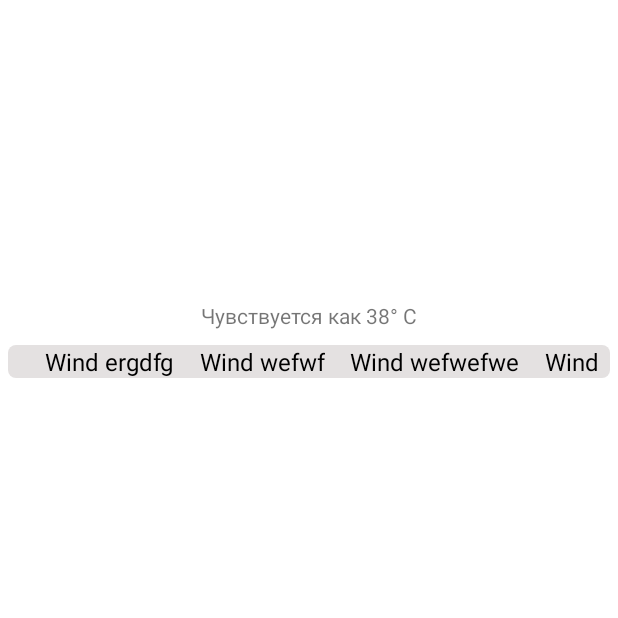
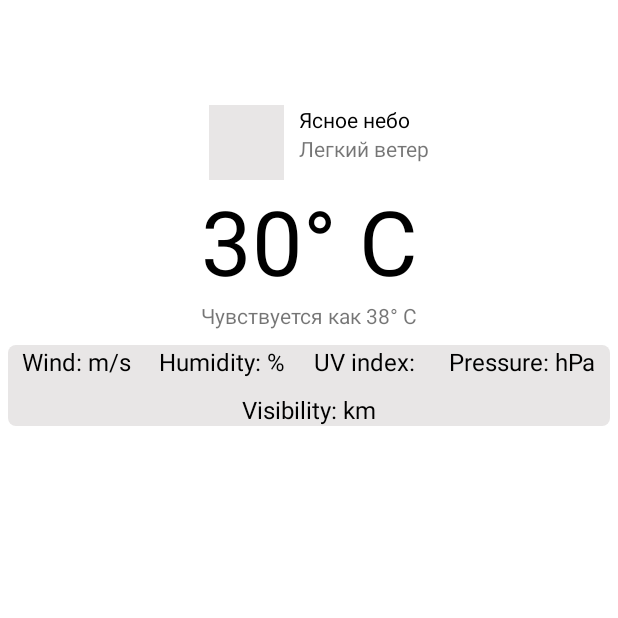
Before and after one commit to ilhan76/test_weather, an Android app: the screen it shows after launch (MainActivity), on a phone screen of 412 x 824 dp, the top half of it. Run offline under Robolectric (Android 15) with nearby library versions, the phone set to English and light mode, and no system bars.

```diff
--- a/app/src/main/java/com/example/myapplication/MainActivity.kt
+++ b/app/src/main/java/com/example/myapplication/MainActivity.kt
@@ -2,6 +2,7 @@ package com.example.myapplication
 
 import androidx.appcompat.app.AppCompatActivity
 import android.os.Bundle
+import android.util.Log
 import androidx.navigation.NavController
 import androidx.navigation.Navigation
 import com.example.myapplication.data.source.impl.RemoteDatasourceImpl
@@ -9,6 +10,7 @@ import com.example.myapplication.databinding.ActivityMainBinding
 
 class MainActivity : AppCompatActivity() {
 
+    private val TAG: String = this::class.java.simpleName
     private lateinit var navController: NavController
     private var _binding: ActivityMainBinding? = null
     private val binding get() = _binding!!
@@ -17,6 +19,7 @@ class MainActivity : AppCompatActivity() {
         super.onCreate(savedInstanceState)
         _binding = ActivityMainBinding.inflate(layoutInflater)
         setContentView(binding.root)
+        Log.d(TAG, "onCreate: ")
 
         //navController = Navigation.findNavController(this, R.id.nav_host_fragment)
     }
--- a/app/src/main/java/com/example/myapplication/data/source/RemoteDatasource.kt
+++ b/app/src/main/java/com/example/myapplication/data/source/RemoteDatasource.kt
@@ -1,8 +1,9 @@
 package com.example.myapplication.data.source
 
+import com.example.myapplication.net.response.HourlyListWeatherResponse
 import com.example.myapplication.net.response.ListWeatherResponse
-import kotlinx.coroutines.Deferred
 
 interface RemoteDatasource {
-    suspend fun getWeatherListAsync(): Deferred<ListWeatherResponse>
+    suspend fun getWeatherList(): ListWeatherResponse
+    suspend fun getHourlyListWeather(): HourlyListWeatherResponse
 }
--- a/app/src/main/java/com/example/myapplication/data/source/impl/RemoteDatasourceImpl.kt
+++ b/app/src/main/java/com/example/myapplication/data/source/impl/RemoteDatasourceImpl.kt
@@ -3,22 +3,41 @@ package com.example.myapplication.data.source.impl
 import android.util.Log
 import com.example.myapplication.data.source.RemoteDatasource
 import com.example.myapplication.net.ApiService
+import com.example.myapplication.net.response.HourlyListWeatherResponse
 import com.example.myapplication.net.response.ListWeatherResponse
 import kotlinx.coroutines.*
 
-class RemoteDatasourceImpl: RemoteDatasource {
+class RemoteDatasourceImpl : RemoteDatasource {
     private val TAG: String = this::class.java.simpleName
 
-    override suspend fun getWeatherListAsync(): Deferred<ListWeatherResponse> =
-        GlobalScope.async(Dispatchers.IO){
-            try {
-                Log.d(TAG, "getWeatherListAsync: Remote")
-                return@async ApiService.create().getListWeather(
-                    latitude = 51.5073, longitude = -0.1277, appid = "0b0f9f5b54968d5ad5c5788c304286f3", language = "ru"
-                )
-            } catch (e: Exception){
-                Log.d(TAG, "getWeatherListAsync: ${e.localizedMessage}")
-                return@async ListWeatherResponse(-1, e.localizedMessage, null, null)
-            }
+    override suspend fun getWeatherList(): ListWeatherResponse {
+        return try {
+            Log.d(TAG, "getWeatherListAsync: Remote")
+            ApiService.create().getListWeather(
+                latitude = 51.5073,
+                longitude = -0.1277,
+                appid = "0b0f9f5b54968d5ad5c5788c304286f3",
+                language = "ru"
+            )
+        } catch (e: Exception) {
+            Log.d(TAG, "getWeatherListAsync: ${e.localizedMessage}")
+            ListWeatherResponse(-1, e.localizedMessage, null, null)
         }
+    }
+
+    override suspend fun getHourlyListWeather(): HourlyListWeatherResponse {
+        return try {
+            Log.d(TAG, "getHourlyListWeatherAsync: Remote")
+            ApiService.create().getHourlyListWeather(
+                latitude = 51.5073,
+                longitude = -0.1277,
+                appid = "0b0f9f5b54968d5ad5c5788c304286f3",
+                language = "ru",
+                units = "metric"
+            )
+        } catch (e: Exception){
+            Log.d(TAG, "getHourlyListWeatherAsync: Error ${e.localizedMessage}")
+            HourlyListWeatherResponse(null,  e.localizedMessage)
+        }
+    }
 }
--- a/app/src/main/java/com/example/myapplication/net/ApiService.kt
+++ b/app/src/main/java/com/example/myapplication/net/ApiService.kt
@@ -1,5 +1,6 @@
 package com.example.myapplication.net
 
+import com.example.myapplication.net.response.HourlyListWeatherResponse
 import com.example.myapplication.net.response.ListWeatherResponse
 import com.example.myapplication.util.addJsonConvertor
 import com.example.myapplication.util.setClient
@@ -27,4 +28,22 @@ interface ApiService {
         @Query("appid") appid: String,
         @Query("lang") language: String
     ): ListWeatherResponse
+
+    @GET("onecall")
+    suspend fun getHourlyListWeather(
+        @Query("lat") latitude: Double,
+        @Query("lon") longitude: Double,
+        @Query("lang") language: String,
+        @Query("appid") appid: String,
+        @Query("units") units: String
+    ) : HourlyListWeatherResponse
+
+    @GET("onecall")
+    suspend fun getDailyListWeather(
+        @Query("lat") latitude: Double,
+        @Query("lon") longitude: Double,
+        @Query("lang") language: String,
+        @Query("appid") appid: String,
+        @Query("metric") metric: String
+    )
 }
--- /dev/null
+++ b/app/src/main/java/com/example/myapplication/net/response/HourlyListWeatherResponse.kt
@@ -0,0 +1,19 @@
+package com.example.myapplication.net.response
+
+import com.example.myapplication.data.dto.item.WeatherDto
+import com.google.gson.annotations.SerializedName
+
+data class HourlyListWeatherResponse(
+    @SerializedName("hourly")
+    val hourly: List<HourlyWeatherItem>?,
+    val message: String?
+)
+
+data class HourlyWeatherItem(
+    @SerializedName("dt")
+    val dt: Long,
+    @SerializedName("temp")
+    val temp: Double,
+    @SerializedName("weather")
+    val weather: List<WeatherDto>
+)
--- a/app/src/main/java/com/example/myapplication/net/response/RepositoryResponse.kt
+++ b/app/src/main/java/com/example/myapplication/net/response/RepoResponse.kt
@@ -1,6 +1,6 @@
 package com.example.myapplication.net.response
 
-data class RepositoryResponse<T>(
+data class RepoResponse<T>(
     val content: T?,
     val message: String?
 )
--- a/app/src/main/java/com/example/myapplication/repository/WeatherRepository.kt
+++ b/app/src/main/java/com/example/myapplication/repository/WeatherRepository.kt
@@ -1,9 +1,11 @@
 package com.example.myapplication.repository
 
+import com.example.myapplication.data.domain.HourlyWeatherItemDomain
 import com.example.myapplication.data.domain.WeatherItemDomain
-import com.example.myapplication.net.response.RepositoryResponse
+import com.example.myapplication.net.response.RepoResponse
 import kotlinx.coroutines.flow.Flow
 
 interface WeatherRepository {
-    fun getFiveDayWeather() : Flow<RepositoryResponse<List<WeatherItemDomain>>>
+    fun getFiveDayWeather() : Flow<RepoResponse<List<WeatherItemDomain>>>
+    fun getHourlyListWeather(): Flow<RepoResponse<List<HourlyWeatherItemDomain>>>
 }
--- a/app/src/main/java/com/example/myapplication/repository/WeatherRepositoryImpl.kt
+++ b/app/src/main/java/com/example/myapplication/repository/WeatherRepositoryImpl.kt
@@ -1,9 +1,10 @@
 package com.example.myapplication.repository
 
 import android.util.Log
+import com.example.myapplication.data.domain.HourlyWeatherItemDomain
 import com.example.myapplication.data.domain.WeatherItemDomain
 import com.example.myapplication.data.source.RemoteDatasource
-import com.example.myapplication.net.response.RepositoryResponse
+import com.example.myapplication.net.response.RepoResponse
 import com.example.myapplication.util.toDomain
 import kotlinx.coroutines.Dispatchers
 import kotlinx.coroutines.flow.Flow
@@ -13,20 +14,35 @@ import java.lang.Exception
 
 class WeatherRepositoryImpl(
     private val remoteDatasource: RemoteDatasource
-): WeatherRepository {
+) : WeatherRepository {
     private val TAG: String = this::class.java.simpleName
 
-    override fun getFiveDayWeather(): Flow<RepositoryResponse<List<WeatherItemDomain>>>  =
+    override fun getFiveDayWeather(): Flow<RepoResponse<List<WeatherItemDomain>>> =
+        flow {
+            emit(withContext(Dispatchers.IO) {
+                try {
+                    Log.d(TAG, "getFiveDayWeather: Repository")
+                    val listWeatherResponse = remoteDatasource.getWeatherList()
+                    val listWeatherDomain = listWeatherResponse.list?.map { it.toDomain() }
+                    RepoResponse(listWeatherDomain, null)
+                } catch (e: Exception) {
+                    Log.d(TAG, "getFiveDayWeather: ${e.localizedMessage}")
+                    RepoResponse<List<WeatherItemDomain>>(null, e.localizedMessage)
+                }
+            })
+        }
+
+    override fun getHourlyListWeather(): Flow<RepoResponse<List<HourlyWeatherItemDomain>>> =
         flow {
             emit(withContext(Dispatchers.IO){
                 try {
-                    Log.d(TAG, "getFiveDayWeather: Success")
-                    val listWeatherResponse = remoteDatasource.getWeatherListAsync().await()
-                    val listWeatherDomain = listWeatherResponse.list?.map { it.toDomain() }
-                    RepositoryResponse(listWeatherDomain, null)
+                    Log.d(TAG, "getHourlyListWeather: Repository")
+                    val hourlyListWeatherResponse = remoteDatasource.getHourlyListWeather()
+                    val list = hourlyListWeatherResponse.hourly?.map { it.toDomain() }
+                    RepoResponse(list, null)
                 } catch (e: Exception){
-                    Log.d(TAG, "getFiveDayWeather: ${e.localizedMessage}")
-                    RepositoryResponse<List<WeatherItemDomain>>(null, e.localizedMessage)
+                    Log.d(TAG, "getHourlyListWeather: Error ${e.localizedMessage}")
+                    RepoResponse<List<HourlyWeatherItemDomain>>(null, e.localizedMessage)
                 }
             })
         }
--- a/app/src/main/java/com/example/myapplication/screen/home/HomeFragment.kt
+++ b/app/src/main/java/com/example/myapplication/screen/home/HomeFragment.kt
@@ -8,12 +8,13 @@ import android.view.View
 import android.view.ViewGroup
 import android.widget.Toast
 import androidx.fragment.app.viewModels
-import androidx.lifecycle.ViewModel
+import com.example.myapplication.data.domain.HourlyWeatherItemDomain
 import com.example.myapplication.data.domain.WeatherItemDomain
 import com.example.myapplication.databinding.FragmentHomeBinding
 
 class HomeFragment : Fragment() {
 
+    private val TAG: String = this::class.java.simpleName
     private var _binding: FragmentHomeBinding? = null
     private val binding get() = _binding!!
 
@@ -29,11 +30,12 @@ class HomeFragment : Fragment() {
     }
 
     private fun init(){
-        viewModel.weatherLiveData.observe(viewLifecycleOwner, this::render)
-        viewModel.loadWeather()
+        Log.d(TAG, "init: Init")
+        viewModel.hourlyWeatherLiveData.observe(viewLifecycleOwner, this::render)
+        viewModel.loadHourlyWeather()
     }
 
-    private fun render(weatherItemsDomain: List<WeatherItemDomain>){
+    private fun render(weatherItemsDomain: List<HourlyWeatherItemDomain>){
         Toast.makeText(requireContext(), "Gjkexbkb", Toast.LENGTH_SHORT).show()
     }
 
--- a/app/src/main/java/com/example/myapplication/screen/home/HomeViewModel.kt
+++ b/app/src/main/java/com/example/myapplication/screen/home/HomeViewModel.kt
@@ -6,8 +6,10 @@ import androidx.lifecycle.AndroidViewModel
 import androidx.lifecycle.LiveData
 import androidx.lifecycle.MutableLiveData
 import androidx.lifecycle.viewModelScope
+import com.example.myapplication.data.domain.HourlyWeatherItemDomain
 import com.example.myapplication.data.domain.WeatherItemDomain
 import com.example.myapplication.data.source.impl.RemoteDatasourceImpl
+import com.example.myapplication.net.ApiService
 import com.example.myapplication.repository.WeatherRepository
 import com.example.myapplication.repository.WeatherRepositoryImpl
 import kotlinx.coroutines.Dispatchers
@@ -22,17 +24,17 @@ class HomeViewModel(private val context: Application): AndroidViewModel(context)
         remoteDatasource = RemoteDatasourceImpl()
     )
 
-    private val _weatherLiveData = MutableLiveData<List<WeatherItemDomain>>()
-    val weatherLiveData: LiveData<List<WeatherItemDomain>> = _weatherLiveData
+    private val _hourlyWeatherLiveData = MutableLiveData<List<HourlyWeatherItemDomain>>()
+    val hourlyWeatherLiveData: LiveData<List<HourlyWeatherItemDomain>> = _hourlyWeatherLiveData
 
-    fun loadWeather(){
+/*    fun loadWeather(){
         viewModelScope.launch {
             withContext(Dispatchers.IO){
                 repository.getFiveDayWeather()
                     .onEach {
                         if (it.content != null){
                             withContext(Dispatchers.Main){
-                                _weatherLiveData.postValue(it.content!!)
+                                _hourlyWeatherLiveData.postValue(it.content!!)
                             }
                         } else{
                             Log.d(TAG, "loadWeather: Error ${it.message}")
@@ -40,5 +42,23 @@ class HomeViewModel(private val context: Application): AndroidViewModel(context)
                     }.collect()
             }
         }
+    }*/
+
+    fun loadHourlyWeather(){
+        viewModelScope.launch {
+            withContext(Dispatchers.IO){
+                repository.getHourlyListWeather()
+                    .onEach {
+                        if (it.content != null){
+                            Log.d(TAG, "loadHourlyWeather: ${it.content}")
+                            withContext(Dispatchers.Main){
+                                _hourlyWeatherLiveData.postValue(it.content!!)
+                            }
+                        } else{
+                            Log.d(TAG, "loadHourlyWeather: Error ${it.message}")
+                        }
+                    }.collect()
+            }
+        }
     }
 }
--- a/app/src/main/res/layout/fragment_detail.xml
+++ b/app/src/main/res/layout/fragment_detail.xml
@@ -6,5 +6,4 @@
     android:layout_height="match_parent"
     tools:context=".screen.detail.DetailFragment">
 
-
 </androidx.constraintlayout.widget.ConstraintLayout>
--- a/app/src/main/res/layout/fragment_home.xml
+++ b/app/src/main/res/layout/fragment_home.xml
@@ -11,6 +11,7 @@
         android:layout_width="50dp"
         android:layout_height="50dp"
         android:layout_marginTop="70dp"
+        android:background="@color/gray"
         app:layout_constraintEnd_toStartOf="@+id/txt_main"
         app:layout_constraintHorizontal_chainStyle="packed"
         app:layout_constraintStart_toStartOf="parent"
@@ -22,31 +23,30 @@
         android:layout_width="wrap_content"
         android:layout_height="wrap_content"
         android:layout_marginStart="10dp"
+        android:text="Ясное небо"
         android:textColor="@color/black"
-        app:layout_constraintBottom_toTopOf="@+id/txt_description"
         app:layout_constraintEnd_toEndOf="parent"
         app:layout_constraintStart_toEndOf="@+id/main_weather_icon"
-        app:layout_constraintTop_toTopOf="@+id/main_weather_icon"
-        tools:text="Ясное небо" />
+        app:layout_constraintTop_toTopOf="@+id/main_weather_icon" />
 
     <TextView
         android:id="@+id/txt_description"
         android:layout_width="wrap_content"
         android:layout_height="wrap_content"
+        android:text="Легкий ветер"
         app:layout_constraintStart_toStartOf="@+id/txt_main"
-        app:layout_constraintTop_toBottomOf="@+id/txt_main"
-        tools:text="Легкий ветер" />
+        app:layout_constraintTop_toBottomOf="@+id/txt_main" />
 
     <TextView
         android:id="@+id/temp"
         android:layout_width="wrap_content"
         android:layout_height="wrap_content"
+        android:text="30° C"
         android:textColor="@color/black"
         android:textSize="60sp"
         app:layout_constraintEnd_toEndOf="parent"
         app:layout_constraintStart_toStartOf="parent"
-        app:layout_constraintTop_toBottomOf="@+id/main_weather_icon"
-        tools:text="30° C" />
+        app:layout_constraintTop_toBottomOf="@+id/main_weather_icon" />
 
     <TextView
         android:id="@+id/txt_feels_like"
@@ -69,14 +69,15 @@
         android:id="@+id/flow"
         android:layout_width="0dp"
         android:layout_height="wrap_content"
+        android:layout_marginHorizontal="5dp"
+        android:layout_marginTop="10dp"
         android:background="@drawable/shape_flow_bg"
-        android:layout_marginTop="10dp"
-        android:layout_marginHorizontal="5dp"
         app:constraint_referenced_ids="wind, humidity, uv_index, pressure, visibility"
         app:flow_firstHorizontalStyle="spread"
+        app:flow_horizontalGap="10dp"
         app:flow_verticalGap="10dp"
-        app:flow_horizontalGap="10dp"
-        app:flow_wrapMode="aligned"
+        app:flow_wrapMode="chain"
+        app:layout_constraintBottom_toTopOf="@+id/rv_current_day"
         app:layout_constraintEnd_toEndOf="parent"
         app:layout_constraintStart_toStartOf="parent"
         app:layout_constraintTop_toBottomOf="@+id/title_section_bottom_barrier" />
@@ -86,15 +87,15 @@
         android:layout_width="wrap_content"
         android:layout_height="wrap_content"
         android:layout_marginHorizontal="10dp"
+        android:text="Wind: m/s"
         android:textColor="@color/black"
-        android:textSize="16sp"
-        tools:text="Wind: aeegwrgw" />
+        android:textSize="16sp" />
 
     <TextView
         android:id="@+id/humidity"
         android:layout_width="wrap_content"
         android:layout_height="wrap_content"
-        android:text="Wind ergdfg"
+        android:text="Humidity: %"
         android:textColor="@color/black"
         android:textSize="16sp" />
 
@@ -102,7 +103,7 @@
         android:id="@+id/uv_index"
         android:layout_width="wrap_content"
         android:layout_height="wrap_content"
-        android:text="Wind wefwf"
+        android:text="UV index: "
         android:textColor="@color/black"
         android:textSize="16sp" />
 
@@ -110,7 +111,7 @@
         android:id="@+id/pressure"
         android:layout_width="wrap_content"
         android:layout_height="wrap_content"
-        android:text="Wind wefwefwe"
+        android:text="Pressure: hPa"
         android:textColor="@color/black"
         android:textSize="16sp" />
 
@@ -118,7 +119,7 @@
         android:id="@+id/visibility"
         android:layout_width="wrap_content"
         android:layout_height="wrap_content"
-        android:text="Wind"
+        android:text="Visibility: km"
         android:textColor="@color/black"
         android:textSize="16sp" />
 
--- a/app/src/main/res/layout/item_weather.xml
+++ b/app/src/main/res/layout/item_weather.xml
@@ -8,8 +8,8 @@
     <androidx.constraintlayout.widget.ConstraintLayout
         android:layout_width="0dp"
         android:layout_height="wrap_content"
-        android:layout_marginHorizontal="20dp"
-        android:layout_marginVertical="10dp"
+        android:layout_marginHorizontal="10dp"
+        android:layout_marginVertical="5dp"
         android:background="@drawable/shape_item_bg"
         android:elevation="10dp"
         app:layout_constraintBottom_toBottomOf="parent"
--- a/app/src/main/res/values/colors.xml
+++ b/app/src/main/res/values/colors.xml
@@ -8,5 +8,5 @@
     <color name="black">#FF000000</color>
     <color name="white">#FFFFFFFF</color>
 
-    <color name="gray">#E4E1E1</color>
+    <color name="gray">#E8E6E6</color>
 </resources>
```
Also changed, not shown: app/src/main/java/com/example/myapplication/data/domain/HourlyWeatherItemDomain.kt (added, +7 -0 lines), app/src/main/java/com/example/myapplication/util/MapperExtensions.kt (+15 -0 lines).
